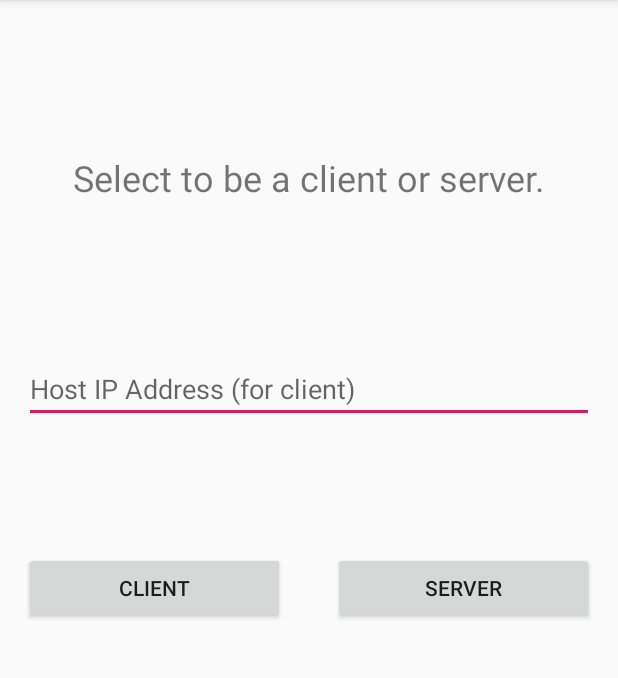
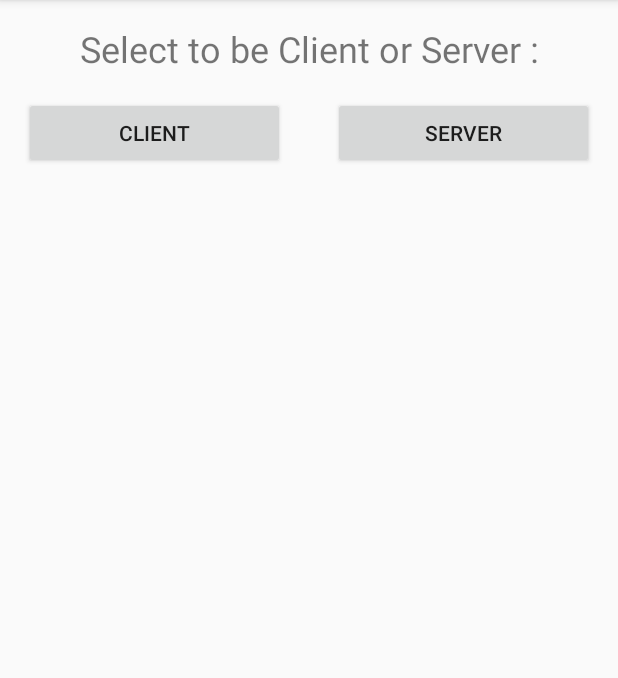
Before and after one commit to hallsjj08/LocalClientServerAndroid, an Android app: the screen it shows after launch (MainActivity), on a phone screen of 412 x 824 dp, the part 84-762 px from its top. Run offline under Robolectric (Android 15) with nearby library versions, the phone set to English and light mode, and no system bars.

Commit message:
Updated ClientServerFragment UI. Added basic validation for input ip address format. Changed layout to display text input field for IP address and connect button on Client button click. Added string resources.

```diff
--- a/app/src/main/java/com/jjas/clientserver/ClientServerFragment.java
+++ b/app/src/main/java/com/jjas/clientserver/ClientServerFragment.java
@@ -10,6 +10,7 @@ import android.widget.EditText;
 public class ClientServerFragment extends BaseFragment {
 
     private EditText etIpAddress;
+    private Button bConnect;
 
     public ClientServerFragment() {
         // Required empty public constructor
@@ -26,6 +27,7 @@ public class ClientServerFragment extends BaseFragment {
         View v = inflater.inflate(R.layout.fragment_client_server, container, false);
 
         etIpAddress = v.findViewById(R.id.etIpAddress);
+        bConnect = v.findViewById(R.id.bConnect);
 
         Button bServer = v.findViewById(R.id.bServer);
         bServer.setOnClickListener(new View.OnClickListener() {
@@ -39,7 +41,22 @@ public class ClientServerFragment extends BaseFragment {
         bClient.setOnClickListener(new View.OnClickListener() {
             @Override
             public void onClick(View v) {
-                listener.networkServiceRequest(IncomingRequestHandler.CONNECT_TO_HOST, etIpAddress.getText().toString());
+                etIpAddress.setVisibility(View.VISIBLE);
+                bConnect.setVisibility(View.VISIBLE);
+            }
+        });
+
+        Button bConnect = v.findViewById(R.id.bConnect);
+        bConnect.setOnClickListener(new View.OnClickListener() {
+            @Override
+            public void onClick(View v) {
+                String ipAddr = etIpAddress.getText().toString();
+                String regex = "^(?:[0-9]{1,3}\\.){3}[0-9]{1,3}$";
+                if(!ipAddr.isEmpty() && ipAddr.matches(regex)) {
+                    listener.networkServiceRequest(IncomingRequestHandler.CONNECT_TO_HOST, ipAddr);
+                } else {
+                    etIpAddress.setError("IP address should be of the format 192.168.5.3");
+                }
             }
         });
 
--- a/app/src/main/res/layout/fragment_client_server.xml
+++ b/app/src/main/res/layout/fragment_client_server.xml
@@ -11,49 +11,65 @@
         android:layout_marginStart="16dp"
         android:layout_marginTop="16dp"
         android:layout_marginEnd="16dp"
-        android:text="Select to be a client or server."
+        android:text="@string/optionMessage"
         android:textSize="24sp"
-        app:layout_constraintBottom_toTopOf="@+id/etIpAddress"
+        app:layout_constraintBottom_toTopOf="@+id/bClient"
         app:layout_constraintEnd_toEndOf="parent"
         app:layout_constraintStart_toStartOf="parent"
         app:layout_constraintTop_toTopOf="parent" />
+
+    <Button
+        android:id="@+id/bClient"
+        android:layout_width="0dp"
+        android:layout_height="wrap_content"
+        android:text="@string/bClient"
+        android:layout_marginStart="16dp"
+        android:layout_marginTop="16dp"
+        android:layout_marginEnd="16dp"
+        app:layout_constraintTop_toBottomOf="@id/tvDescription"
+        app:layout_constraintEnd_toStartOf="@+id/bServer"
+        app:layout_constraintStart_toStartOf="parent" />
+
+    <Button
+        android:id="@+id/bServer"
+        android:layout_width="0dp"
+        android:layout_height="wrap_content"
+        android:text="@string/bServer"
+        android:layout_marginStart="16dp"
+        android:layout_marginTop="16dp"
+        android:layout_marginEnd="16dp"
+        app:layout_constraintBottom_toBottomOf="@id/bClient"
+        app:layout_constraintEnd_toEndOf="parent"
+        app:layout_constraintTop_toBottomOf="@id/tvDescription"
+        app:layout_constraintStart_toEndOf="@id/bClient"/>
 
     <EditText
         android:id="@+id/etIpAddress"
         android:layout_width="match_parent"
         android:layout_height="wrap_content"
         android:layout_marginStart="16dp"
-        android:layout_marginTop="16dp"
         android:layout_marginEnd="16dp"
-        android:hint="Host IP Address (for client)"
-        app:layout_constraintBottom_toTopOf="@+id/bClient"
+        android:visibility="invisible"
+        android:tooltipText="@string/etIpHint"
+        android:hint="@string/etIpHint"
+        app:layout_constraintBottom_toTopOf="@id/bConnect"
         app:layout_constraintEnd_toEndOf="parent"
         app:layout_constraintStart_toStartOf="parent"
-        app:layout_constraintTop_toBottomOf="@id/tvDescription" />
+        app:layout_constraintTop_toBottomOf="@+id/bClient" />
 
     <Button
-        android:id="@+id/bServer"
-        android:layout_width="0dp"
+        android:id="@+id/bConnect"
+        android:layout_width="wrap_content"
         android:layout_height="wrap_content"
-        android:text="Server"
+        android:text="@string/bConnect"
         android:layout_marginStart="16dp"
         android:layout_marginTop="16dp"
         android:layout_marginEnd="16dp"
+        android:visibility="invisible"
         app:layout_constraintBottom_toBottomOf="parent"
         app:layout_constraintEnd_toEndOf="parent"
-        app:layout_constraintTop_toTopOf="parent"
-        app:layout_constraintStart_toEndOf="@id/bClient"/>
+        app:layout_constraintTop_toBottomOf="@id/etIpAddress"
+        app:layout_constraintStart_toStartOf="parent"/>
 
-    <Button
-        android:id="@+id/bClient"
-        android:layout_width="0dp"
-        android:layout_height="wrap_content"
-        android:text="Client"
-        android:layout_marginStart="16dp"
-        android:layout_marginTop="16dp"
-        android:layout_marginEnd="16dp"
-        app:layout_constraintBottom_toBottomOf="parent"
-        app:layout_constraintEnd_toStartOf="@+id/bServer"
-        app:layout_constraintStart_toStartOf="parent"
-        app:layout_constraintTop_toTopOf="parent" />
+
 </androidx.constraintlayout.widget.ConstraintLayout>
--- a/app/src/main/res/values/strings.xml
+++ b/app/src/main/res/values/strings.xml
@@ -6,4 +6,9 @@
     <string name="enterName">Name:</string>
     <string name="nameHint">Example: John Doe</string>
     <string name="enterDob">Date of Birth:</string>
+    <string name="etIpHint">Enter Server\'s IP address</string>
+    <string name="bConnect">Connect to Server</string>
+    <string name="bServer">Server</string>
+    <string name="bClient">Client</string>
+    <string name="optionMessage">Select to be Client or Server :</string>
 </resources>
```
